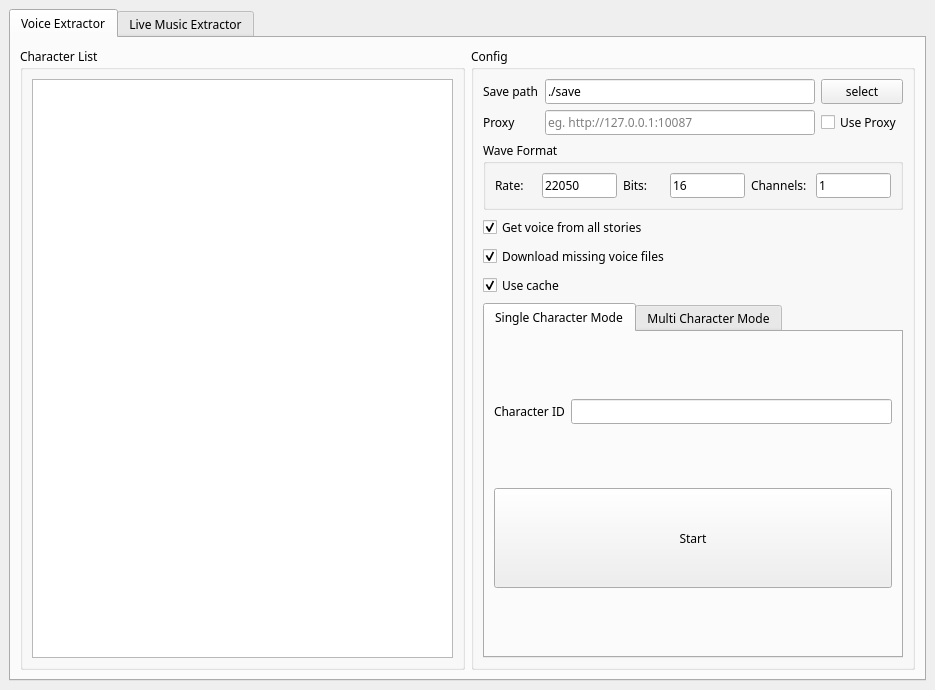
Before: the Qt Designer form gui/qtui/main_ui.ui in chinosk6/umamusume-voice-text-extractor, drawn with Qt 5.
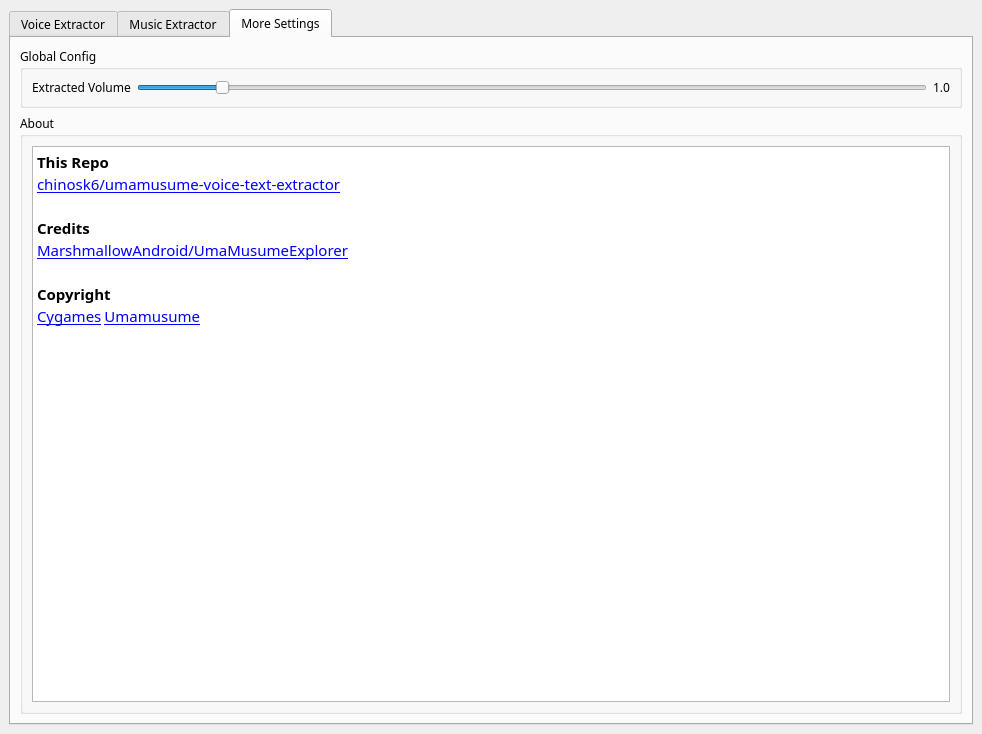
After: the same form once the commit is applied. The open tabs and pages were chosen to show the change. Custom widgets are drawn as their Qt base class.

Commit message: support jukebox export, add volume config

The edit to the form file:
```diff
--- a/gui/qtui/main_ui.ui
+++ b/gui/qtui/main_ui.ui
@@ -6,8 +6,8 @@
    <rect>
     <x>0</x>
     <y>0</y>
-    <width>935</width>
-    <height>690</height>
+    <width>982</width>
+    <height>734</height>
    </rect>
   </property>
   <property name="minimumSize">
@@ -369,7 +369,7 @@
       </widget>
       <widget class="QWidget" name="tab_2">
        <attribute name="title">
-        <string>Live Music Extractor</string>
+        <string>Music Extractor</string>
        </attribute>
        <layout class="QVBoxLayout" name="verticalLayout_3">
         <item>
@@ -509,7 +509,7 @@
                 <item>
                  <layout class="QVBoxLayout" name="verticalLayout_10" stretch="1,2">
                   <item>
-                   <layout class="QHBoxLayout" name="horizontalLayout_6">
+                      <layout class="QHBoxLayout" name="horizontalLayout_ex_chara_id">
                     <property name="sizeConstraint">
                      <enum>QLayout::SetMinimumSize</enum>
                     </property>
@@ -935,11 +935,95 @@
         </item>
        </layout>
       </widget>
-     </widget>
-    </item>
-   </layout>
-  </widget>
- </widget>
+      <widget class="QWidget" name="tab_14">
+       <attribute name="title">
+        <string>More Settings</string>
+       </attribute>
+       <layout class="QVBoxLayout" name="verticalLayout_27">
+        <item>
+         <widget class="QGroupBox" name="groupBox_12">
+          <property name="title">
+           <string>Global Config</string>
+          </property>
+          <layout class="QVBoxLayout" name="verticalLayout_22">
+           <item>
+            <layout class="QHBoxLayout" name="horizontalLayout_6">
+             <item>
+              <widget class="QLabel" name="label_3">
+               <property name="text">
+                <string>Extracted Volume</string>
+               </property>
+              </widget>
+             </item>
+             <item>
+              <widget class="QSlider" name="horizontalSlider_volume">
+               <property name="maximum">
+                <number>100</number>
+               </property>
+               <property name="pageStep">
+                <number>0</number>
+               </property>
+               <property name="value">
+                <number>10</number>
+               </property>
+               <property name="orientation">
+                <enum>Qt::Horizontal</enum>
+               </property>
+              </widget>
+             </item>
+             <item>
+              <widget class="QLabel" name="label_volume">
+               <property name="text">
+                <string>1.0</string>
+               </property>
+              </widget>
+             </item>
+            </layout>
+           </item>
+          </layout>
+         </widget>
+        </item>
+        <item>
+         <widget class="QGroupBox" name="groupBox_13">
+          <property name="title">
+           <string>About</string>
+          </property>
+          <layout class="QVBoxLayout" name="verticalLayout_26">
+           <item>
+            <widget class="DesktopTextBrowser" name="textBrowser_about">
+             <property name="html">
+              <string>&lt;!DOCTYPE HTML PUBLIC &quot;-//W3C//DTD HTML 4.0//EN&quot; &quot;http://www.w3.org/TR/REC-html40/strict.dtd&quot;&gt;
+&lt;html&gt;&lt;head&gt;&lt;meta name=&quot;qrichtext&quot; content=&quot;1&quot; /&gt;&lt;style type=&quot;text/css&quot;&gt;
+p, li { white-space: pre-wrap; }
+&lt;/style&gt;&lt;/head&gt;&lt;body style=&quot; font-family:'Microsoft YaHei'; font-size:9pt; font-weight:400; font-style:normal;&quot;&gt;
+&lt;p style=&quot; margin-top:0px; margin-bottom:0px; margin-left:0px; margin-right:0px; -qt-block-indent:0; text-indent:0px;&quot;&gt;&lt;span style=&quot; font-size:11pt; font-weight:600;&quot;&gt;This Repo&lt;/span&gt;&lt;/p&gt;
+&lt;p style=&quot; margin-top:0px; margin-bottom:0px; margin-left:0px; margin-right:0px; -qt-block-indent:0; text-indent:0px;&quot;&gt;&lt;a href=&quot;https://github.com/chinosk6/umamusume-voice-text-extractor&quot;&gt;&lt;span style=&quot; font-size:11pt; text-decoration: underline; color:#0000ff;&quot;&gt;chinosk6/umamusume-voice-text-extractor&lt;/span&gt;&lt;/a&gt;&lt;/p&gt;
+&lt;p style=&quot;-qt-paragraph-type:empty; margin-top:0px; margin-bottom:0px; margin-left:0px; margin-right:0px; -qt-block-indent:0; text-indent:0px; font-size:11pt;&quot;&gt;&lt;br /&gt;&lt;/p&gt;
+&lt;p style=&quot; margin-top:0px; margin-bottom:0px; margin-left:0px; margin-right:0px; -qt-block-indent:0; text-indent:0px;&quot;&gt;&lt;span style=&quot; font-size:11pt; font-weight:600;&quot;&gt;Credits&lt;/span&gt;&lt;/p&gt;
+&lt;p style=&quot; margin-top:0px; margin-bottom:0px; margin-left:0px; margin-right:0px; -qt-block-indent:0; text-indent:0px;&quot;&gt;&lt;a href=&quot;https://github.com/MarshmallowAndroid/UmaMusumeExplorer&quot;&gt;&lt;span style=&quot; font-size:11pt; text-decoration: underline; color:#0000ff;&quot;&gt;MarshmallowAndroid/UmaMusumeExplorer&lt;/span&gt;&lt;/a&gt;&lt;/p&gt;
+&lt;p style=&quot;-qt-paragraph-type:empty; margin-top:0px; margin-bottom:0px; margin-left:0px; margin-right:0px; -qt-block-indent:0; text-indent:0px; font-size:11pt; color:#0000ff;&quot;&gt;&lt;br /&gt;&lt;/p&gt;
+&lt;p style=&quot; margin-top:0px; margin-bottom:0px; margin-left:0px; margin-right:0px; -qt-block-indent:0; text-indent:0px;&quot;&gt;&lt;span style=&quot; font-size:11pt; font-weight:600;&quot;&gt;Copyright&lt;/span&gt;&lt;/p&gt;
+&lt;p style=&quot; margin-top:0px; margin-bottom:0px; margin-left:0px; margin-right:0px; -qt-block-indent:0; text-indent:0px;&quot;&gt;&lt;a href=&quot;https://www.cygames.co.jp&quot;&gt;&lt;span style=&quot; font-size:11pt; text-decoration: underline; color:#0000ff;&quot;&gt;Cygames&lt;/span&gt;&lt;/a&gt; &lt;a href=&quot;https://umamusume.jp&quot;&gt;&lt;span style=&quot; font-size:11pt; text-decoration: underline; color:#0000ff;&quot;&gt;Umamusume&lt;/span&gt;&lt;/a&gt;&lt;/p&gt;&lt;/body&gt;&lt;/html&gt;</string>
+             </property>
+            </widget>
+           </item>
+          </layout>
+         </widget>
+        </item>
+       </layout>
+      </widget>
+     </widget>
+    </item>
+   </layout>
+  </widget>
+ </widget>
+ <customwidgets>
+  <customwidget>
+   <class>DesktopTextBrowser</class>
+   <extends>QTextBrowser</extends>
+   <header>.ui_overwrite.h</header>
+  </customwidget>
+ </customwidgets>
  <resources>
   <include location="msrc.qrc"/>
  </resources>
```
Left out of the diff: 54 changed lines with no effect on the pictures. Lines whose indentation alone changed are shown as unchanged. The commit also changes 13 other files.
